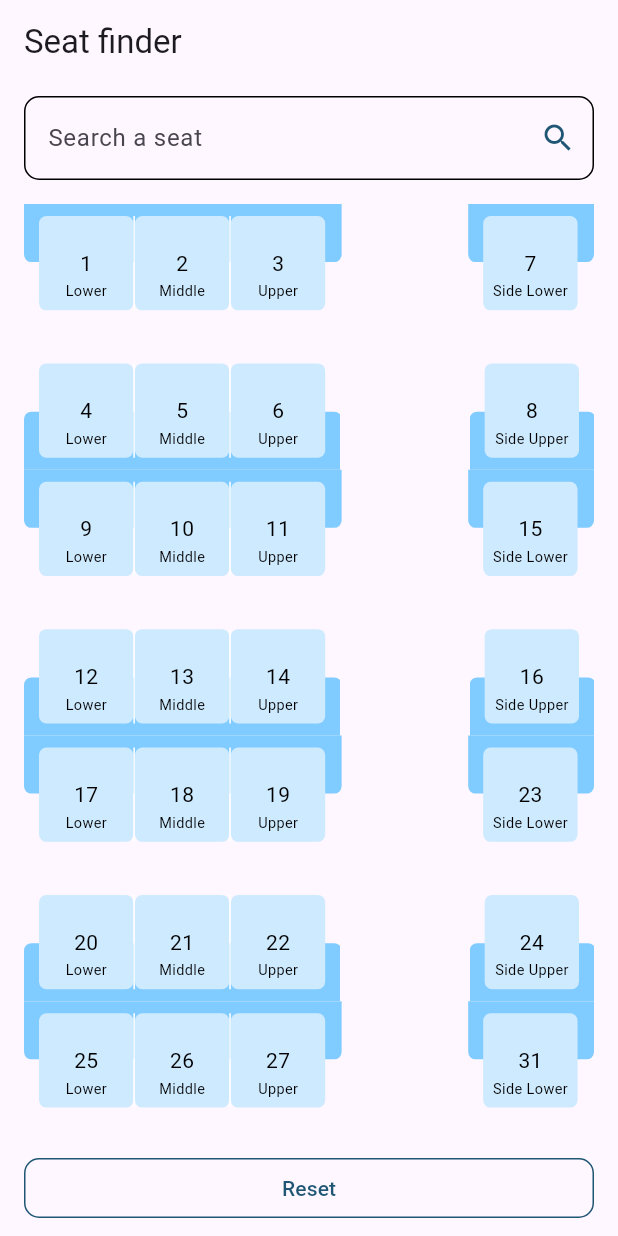
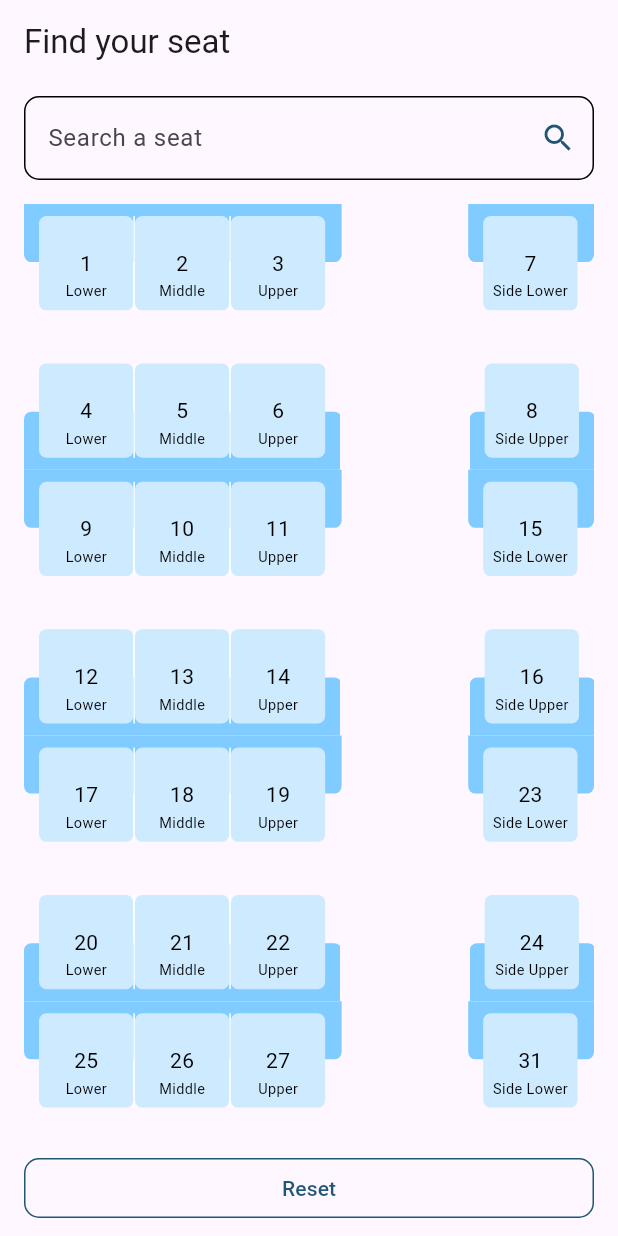
Before and after one commit to VSen910/seat_finder, a Flutter app: the screen it shows after launch, on a phone screen of 412 x 824 dp. Run offline on Flutter 3.47's test engine with Material 3 defaults, Android fonts, the phone set to English and light mode, and no system bars; drawn by our look-alikes of scrollable_positioned_list; our stand-ins replace flutter_riverpod, flutter_screenutil, hive, hive_flutter; accounts and stored records are empty.

Commit message:
Updated app name

```diff
--- a/lib/utils/constants.dart
+++ b/lib/utils/constants.dart
@@ -2,7 +2,7 @@ const compartmentsInTrain = 9;
 const rowsInTrain = 18;
 const seatsInTrain = 72;
 
-const appTitle = 'Seat finder';
+const appTitle = 'Find your seat';
 const saveText = 'Save seats';
 const resetText = 'Reset';
 const invalidInputText = 'Invalid seat number';
```
